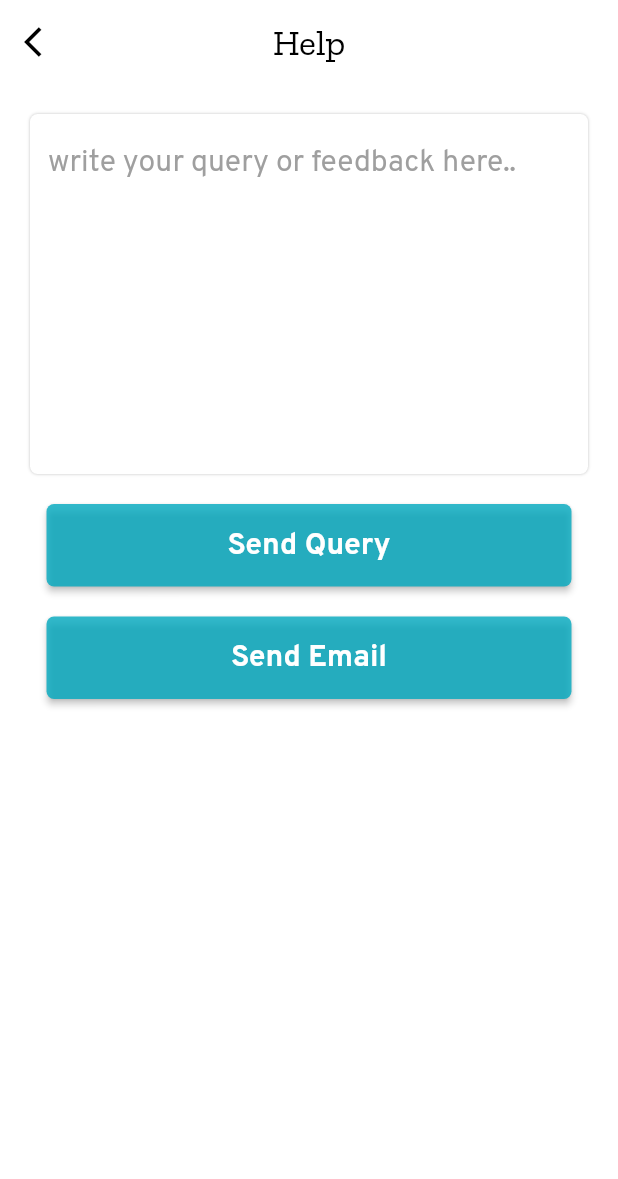
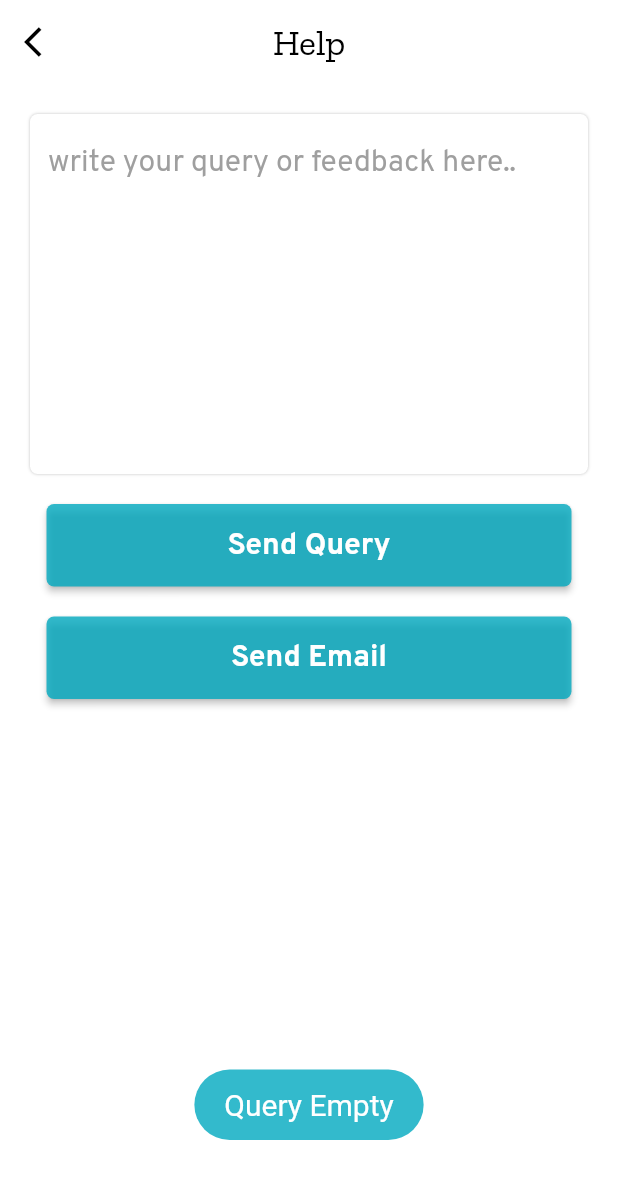
Before and after one commit to SHEKHAR02002/Scheme_Suvidha, a Flutter app: the Help screen opened directly, after a tap on "Send Query", on a phone screen of 412 x 824 dp. Shown: the top 1179 px of the screen. Run offline on Flutter 3.47's test engine with Material 2 defaults, Android fonts, the phone set to English and light mode, and no system bars; our stand-ins replace carousel_slider, cloud_firestore, dropdown_button2, firebase_auth, firebase_core, firebase_messaging and 12 more; missing offline and left inert: firebase_app_check, tbib_splash_screen; accounts and stored records are empty; project files that could hold a hidden picture were left out.

Commit message:
query backend add

```diff
--- a/lib/widget/setting/help.dart
+++ b/lib/widget/setting/help.dart
@@ -1,4 +1,7 @@
+import 'package:cloud_firestore/cloud_firestore.dart';
+import 'package:firebase_auth/firebase_auth.dart';
 import 'package:flutter/material.dart';
+import 'package:fluttertoast/fluttertoast.dart';
 import 'package:scheme/Theme/color.dart';
 import 'package:scheme/Theme/decoration.dart';
 
@@ -10,8 +13,21 @@ class Help extends StatefulWidget {
 }
 
 class _HelpState extends State<Help> {
+  sendquery({required String userquery}) {
+    FirebaseFirestore.instance
+        .collection("Users")
+        .doc(FirebaseAuth.instance.currentUser!.uid)
+        .collection("Query")
+        .doc()
+        .set({
+      "uid": FirebaseAuth.instance.currentUser!.uid,
+      "Query": userquery
+    });
+  }
+
   @override
   Widget build(BuildContext context) {
+    TextEditingController quey = TextEditingController();
     return Scaffold(
       appBar: AppBar(
         elevation: 0,
@@ -65,6 +81,7 @@ class _HelpState extends State<Help> {
                       fontSize: 20,
                       fontWeight: FontWeight.w400,
                     )),
+                controller: quey,
               ),
             ),
             const SizedBox(
@@ -77,7 +94,29 @@ class _HelpState extends State<Help> {
                       borderRadius: BorderRadius.circular(5),
                     ),
                     fixedSize: const Size(350, 55)),
-                onPressed: () {},
+                onPressed: () {
+                  if (quey.text.isNotEmpty) {
+                    sendquery(userquery: quey.text);
+                    quey.clear();
+                    Fluttertoast.showToast(
+                        msg: "Query send ",
+                        toastLength: Toast.LENGTH_SHORT,
+                        gravity: ToastGravity.BOTTOM,
+                        timeInSecForIosWeb: 1,
+                        backgroundColor: primary,
+                        textColor: Colors.white,
+                        fontSize: 20.0);
+                  } else {
+                    Fluttertoast.showToast(
+                        msg: "Query Empty",
+                        toastLength: Toast.LENGTH_SHORT,
+                        gravity: ToastGravity.BOTTOM,
+                        timeInSecForIosWeb: 1,
+                        backgroundColor: primary,
+                        textColor: Colors.white,
+                        fontSize: 20.0);
+                  }
+                },
                 child: const Text(
                   "Send Query",
                   style: TextStyle(
```
